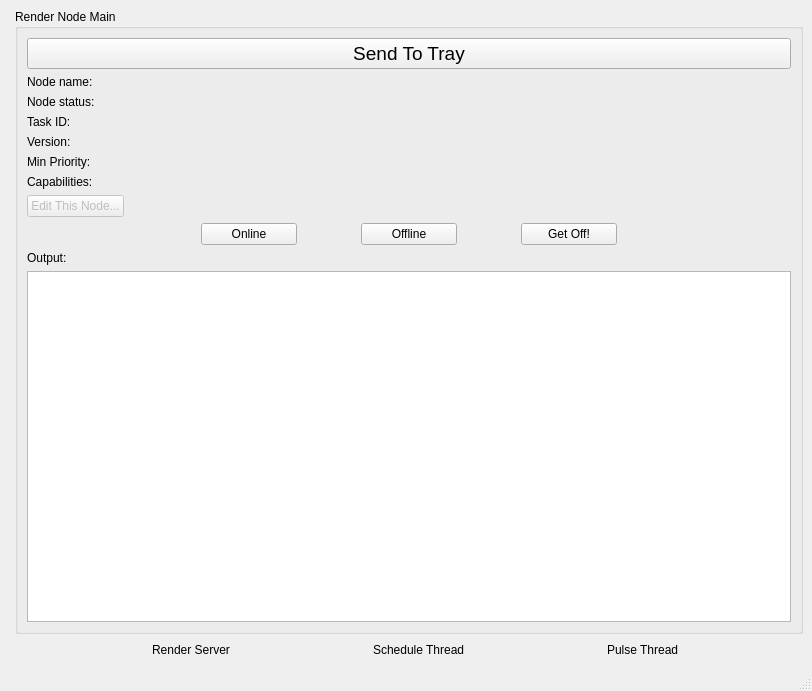
david2777/DPS_Hydra, file ui/UI_RenderNodeMain.ui: the form before one commit.
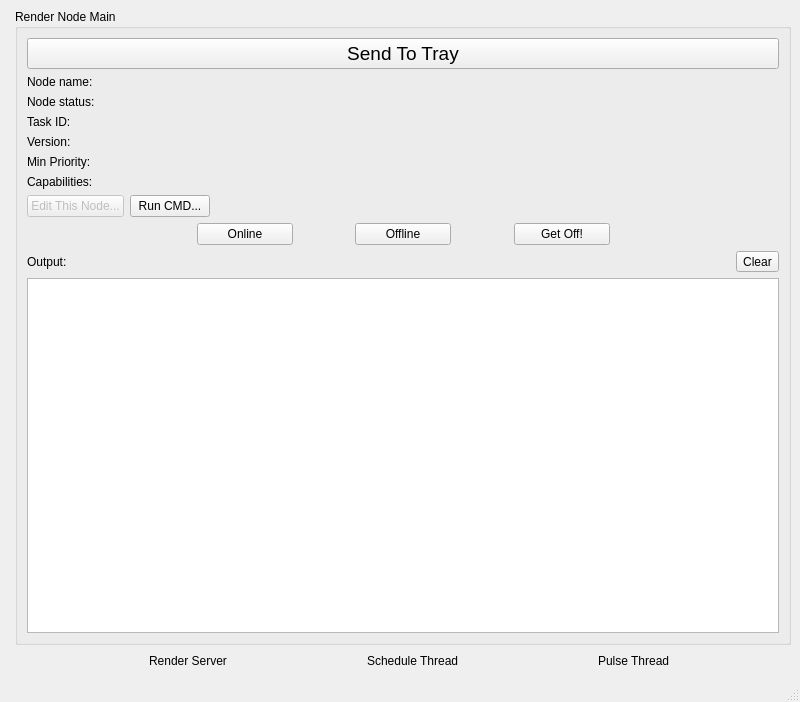
The form after the commit. Icons and pictures are not drawn.

Commit message: New buttons for running commands and clearing output

The edit to the form file:
```diff
--- a/ui/UI_RenderNodeMain.ui
+++ b/ui/UI_RenderNodeMain.ui
@@ -6,8 +6,8 @@
    <rect>
     <x>0</x>
     <y>0</y>
-    <width>812</width>
-    <height>691</height>
+    <width>800</width>
+    <height>702</height>
    </rect>
   </property>
   <property name="windowTitle">
@@ -130,19 +130,9 @@
            </property>
           </widget>
          </item>
-         <item row="6" column="0">
-          <widget class="QPushButton" name="editThisNodeButton">
-           <property name="enabled">
-            <bool>false</bool>
-           </property>
-           <property name="text">
-            <string>Edit This Node...</string>
-           </property>
-          </widget>
-         </item>
         </layout>
        </item>
-       <item row="3" column="0" colspan="2">
+       <item row="4" column="0" colspan="2">
         <layout class="QHBoxLayout" name="buttonLayout">
          <item>
           <spacer name="horizontalSpacer_9">
@@ -289,14 +279,47 @@
          </item>
         </layout>
        </item>
-       <item row="4" column="0">
+       <item row="5" column="0">
         <widget class="QLabel" name="outputLabel">
          <property name="text">
           <string>Output:</string>
          </property>
         </widget>
        </item>
-       <item row="5" column="0" colspan="2">
+       <item row="5" column="1">
+        <layout class="QHBoxLayout" name="horizontalLayout">
+         <item>
+          <spacer name="horizontalSpacer_13">
+           <property name="orientation">
+            <enum>Qt::Horizontal</enum>
+           </property>
+           <property name="sizeHint" stdset="0">
+            <size>
+             <width>40</width>
+             <height>20</height>
+            </size>
+           </property>
+          </spacer>
+         </item>
+         <item>
+          <widget class="QToolButton" name="clearButton">
+           <property name="text">
+            <string>Clear</string>
+           </property>
+           <property name="checkable">
+            <bool>false</bool>
+           </property>
+           <property name="popupMode">
+            <enum>QToolButton::DelayedPopup</enum>
+           </property>
+           <property name="autoRaise">
+            <bool>false</bool>
+           </property>
+          </widget>
+         </item>
+        </layout>
+       </item>
+       <item row="6" column="0" colspan="2">
         <widget class="QTextEdit" name="outputTextEdit">
          <property name="minimumSize">
           <size>
@@ -309,6 +332,40 @@
          </property>
         </widget>
        </item>
+       <item row="3" column="0" colspan="2">
+        <layout class="QHBoxLayout" name="horizontalLayout_6">
+         <item>
+          <widget class="QPushButton" name="editThisNodeButton">
+           <property name="enabled">
+            <bool>false</bool>
+           </property>
+           <property name="text">
+            <string>Edit This Node...</string>
+           </property>
+          </widget>
+         </item>
+         <item>
+          <widget class="QPushButton" name="runCmdButton">
+           <property name="text">
+            <string>Run CMD...</string>
+           </property>
+          </widget>
+         </item>
+         <item>
+          <spacer name="horizontalSpacer_14">
+           <property name="orientation">
+            <enum>Qt::Horizontal</enum>
+           </property>
+           <property name="sizeHint" stdset="0">
+            <size>
+             <width>40</width>
+             <height>20</height>
+            </size>
+           </property>
+          </spacer>
+         </item>
+        </layout>
+       </item>
       </layout>
      </widget>
     </item>
```
The commit also changes 3 other files.
